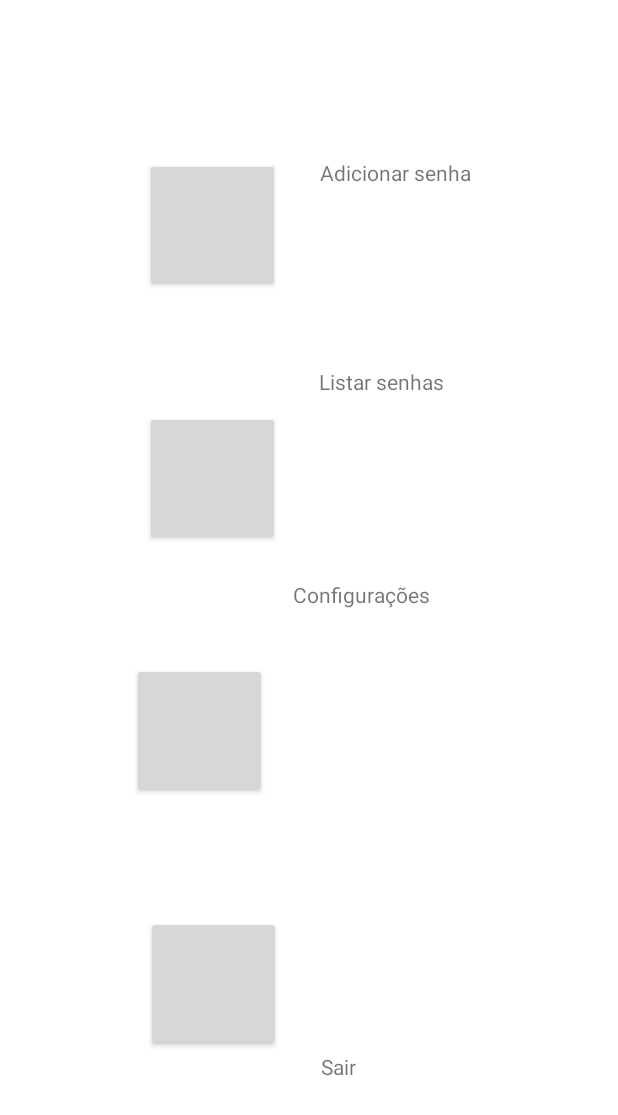
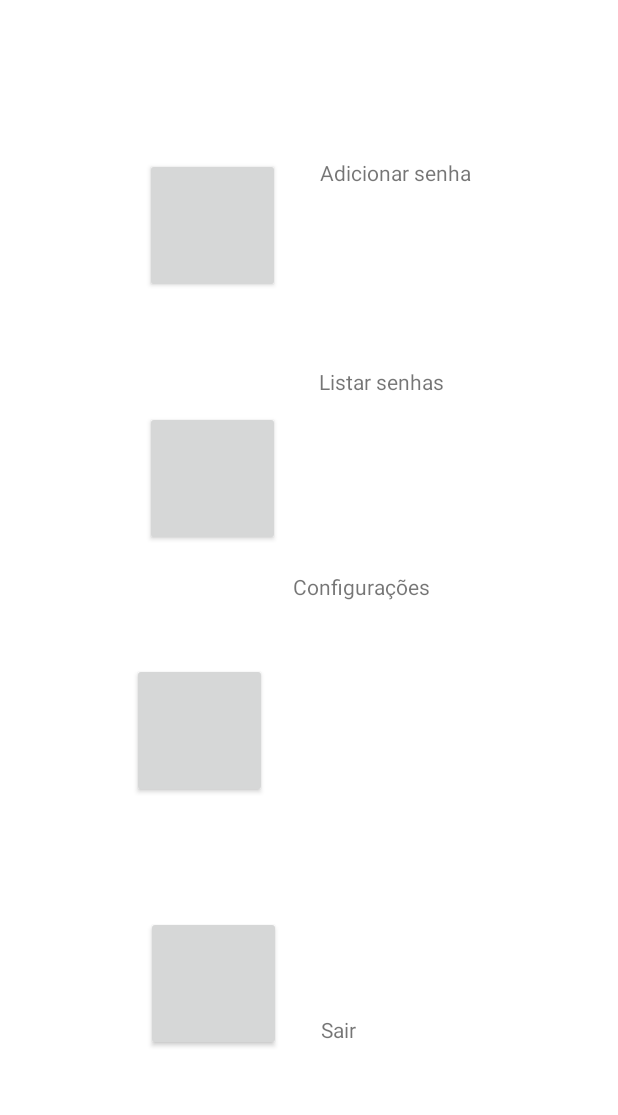
Before and after one commit to DoseDjalmadaDunhaJunior/Bugs-do-Android-Studio, an Android app: the menuActivity screen opened directly, with no data from a screen before it, on a phone screen of 412 x 824 dp. Shown: the top 1115 px of the screen. Run offline under Robolectric (Android 15) with nearby library versions, the phone set to English and light mode, and no system bars; plain views replace CircleButton.

Commit message:
Atualização da interface

```diff
--- a/app/src/main/res/layout/menu.xml
+++ b/app/src/main/res/layout/menu.xml
@@ -46,9 +46,9 @@
         android:layout_width="90dp"
         android:layout_height="90dp"
         android:layout_marginStart="88dp"
-        android:layout_marginLeft="88dp"
+        android:layout_marginLeft="108dp"
         android:layout_marginEnd="17dp"
-        android:layout_marginRight="17dp"
+        android:layout_marginRight="37dp"
         android:layout_marginBottom="27dp"
         android:src="@drawable/config2"
         app:cb_color="#ffff4444"
@@ -108,10 +108,10 @@
         android:id="@+id/textView5"
         android:layout_width="0dp"
         android:layout_height="0dp"
-        android:layout_marginTop="25dp"
+        android:layout_marginTop="20dp"
         android:layout_marginEnd="87dp"
         android:layout_marginRight="87dp"
-        android:layout_marginBottom="102dp"
+        android:layout_marginBottom="30dp"
         android:text="Configurações"
         app:layout_constraintBottom_toTopOf="@+id/textView6"
         app:layout_constraintEnd_toEndOf="parent"
@@ -122,9 +122,10 @@
         android:id="@+id/textView6"
         android:layout_width="wrap_content"
         android:layout_height="wrap_content"
+        android:layout_marginTop="0dp"
         android:layout_marginEnd="165dp"
         android:layout_marginRight="165dp"
-        android:layout_marginBottom="103dp"
+        android:layout_marginBottom="128dp"
         android:text="Sair"
         app:layout_constraintBottom_toBottomOf="parent"
         app:layout_constraintEnd_toEndOf="parent"
```
